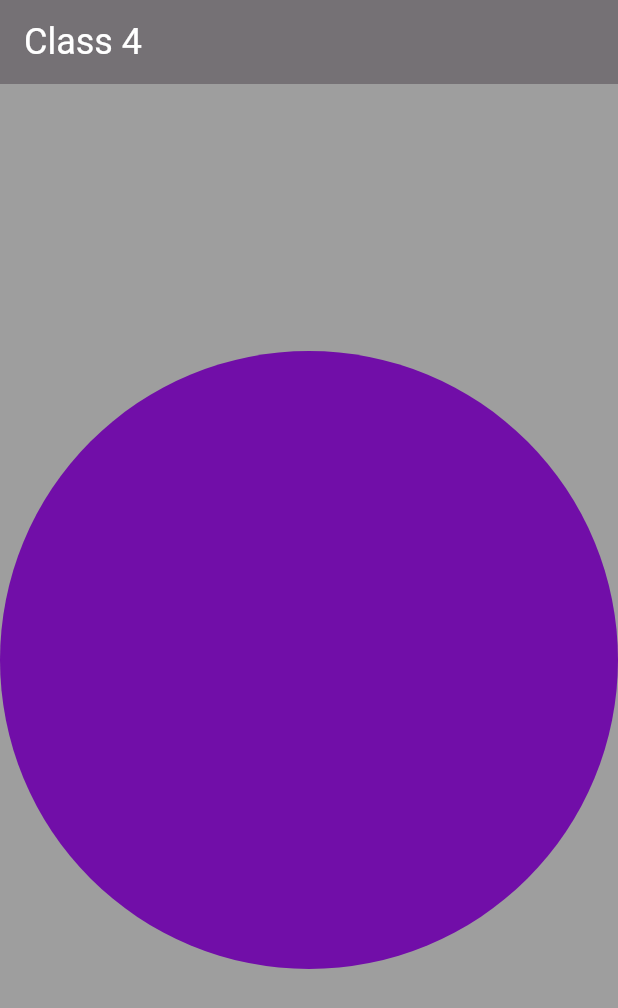
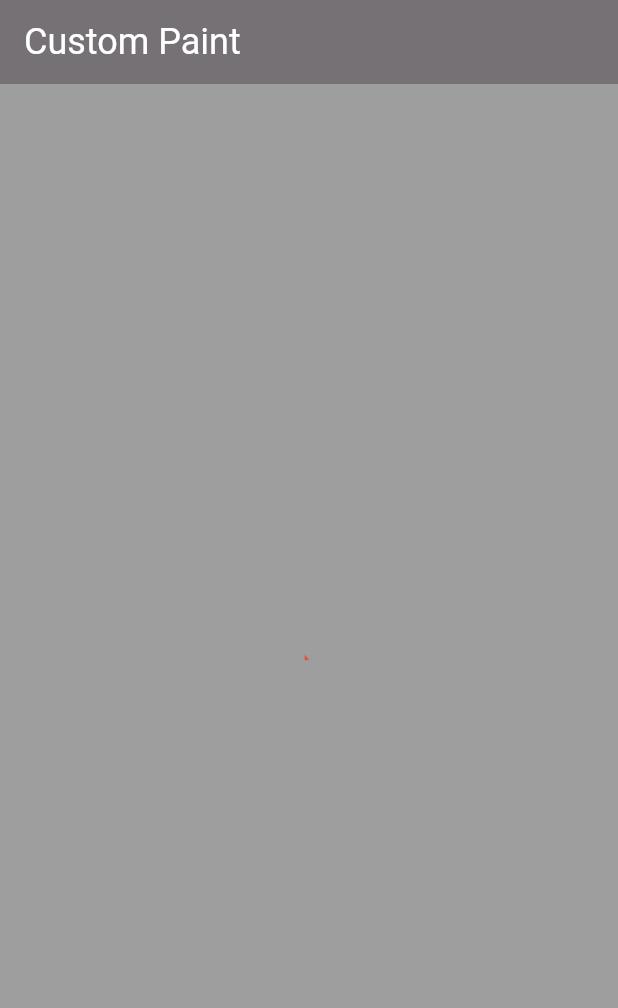
Before and after one commit to Cold-Thunder/flutter-animation, a Flutter app: the screen it shows after launch, on a phone screen of 412 x 824 dp. Shown: the top 1008 px of the screen. Run offline on Flutter 3.47's test engine with Material 3 defaults, Android fonts, the phone set to English and light mode, and no system bars; missing offline and left inert: dart:ffi.

```diff
--- /dev/null
+++ b/lib/advance_anim/customPaintClass.dart
@@ -0,0 +1,119 @@
+import 'dart:math';
+import 'package:flutter/material.dart';
+
+class CustomPaintClass extends StatefulWidget{
+  const CustomPaintClass({super.key});
+  @override
+  State<CustomPaintClass> createState()=> _StateCustomPaintClass();
+}
+
+class _StateCustomPaintClass extends State<CustomPaintClass> with TickerProviderStateMixin{
+
+  late Animation _animRot;
+  late AnimationController _animContRot;
+
+  late Animation _animScale;
+  late AnimationController _animScaleCont;
+
+  @override
+  void initState(){
+    super.initState();
+    try{
+      _animContRot =  AnimationController(vsync: this, duration: const Duration(seconds: 2));
+      _animRot = Tween(begin: 0.0, end: 2*pi).animate(_animContRot);
+      _animContRot.forward();
+      _animContRot.repeat();
+
+      _animScaleCont = AnimationController(vsync: this, duration: const Duration(seconds: 2));
+      _animScale = Tween(begin: 0.0, end: 1).animate(
+        CurvedAnimation(
+          parent: _animScaleCont,
+          curve: Curves.bounceInOut
+        )
+      );
+      _animScaleCont.forward();
+      _animScaleCont.repeat(reverse: true);
+    }catch(err){
+      print(err);
+    }
+  }
+
+  @override
+  void dispose(){
+    _animContRot.dispose();
+
+    super.dispose();
+  }
+
+  @override
+  Widget build(BuildContext context){
+    final width = MediaQuery.of(context).size.width;
+    final height = MediaQuery.of(context).size.height;
+    return Scaffold(
+      appBar: AppBar(
+        title: const Text('Custom Paint',style:TextStyle(
+          fontSize: 24,
+          color: Colors.white
+        )),
+        backgroundColor: Colors.black54
+      ),
+      body: SafeArea(
+            child: Container(
+                height: height,
+                width: width,
+                color: Colors.grey,
+                child:Column(
+                  mainAxisAlignment: MainAxisAlignment.center,
+                  children: [
+                    AnimatedBuilder(
+                        animation: Listenable.merge([
+                          _animContRot,
+                          _animScaleCont
+                        ]),
+                        builder: (context, child){
+                          return Transform(
+                              alignment: Alignment.center,
+                              transform: Matrix4.identity()
+                                ..setRotationZ(_animRot.value)
+                                ..setRotationX(_animRot.value)
+                                ..setRotationY(_animRot.value)
+                                ..scale(_animScale.value),
+                              child: CustomPaint(
+                                size: const Size(350,350),
+                                painter: MyPainter(),
+                              )
+                          );
+                        }
+                    )
+                  ]
+                )
+          )
+      )
+    );
+  }
+
+}
+
+class MyPainter extends CustomPainter{
+  @override
+  void paint(Canvas canvas, Size size){
+    Paint paint = Paint();
+    paint
+    ..color = Colors.red
+    ..style = PaintingStyle.fill
+    ..strokeWidth = 3;
+
+
+    Path path = Path();
+    path.moveTo(size.width/6, size.height/6);
+    path.lineTo(size.width/2, size.height/2);
+    path.lineTo(size.width/6, size.height/2);
+    path.close();
+
+    canvas.drawPath(path, paint);
+
+  }
+
+  @override
+  bool shouldRepaint(covariant CustomPainter oldDelegate)=> false;
+}
--- a/lib/main.dart
+++ b/lib/main.dart
@@ -5,6 +5,7 @@ import 'package:flutter_animation/advance_anim/class1.dart';
 import 'package:flutter_animation/advance_anim/class2.dart';
 import 'package:flutter_animation/advance_anim/class3_implicit.dart';
 import 'package:flutter_animation/advance_anim/class4_clipping_path.dart';
+import 'package:flutter_animation/advance_anim/customPaintClass.dart';
 import 'package:flutter_animation/advance_anim/hero_widget.dart';
 
 void main() {
@@ -29,7 +30,7 @@ class MyApp extends StatelessWidget {
         colorScheme: ColorScheme.fromSeed(seedColor: Colors.deepPurple),
         useMaterial3: true,
       ),
-      home: ClippingPath()
+      home: CustomPaintClass()
     );
   }
 }
```
